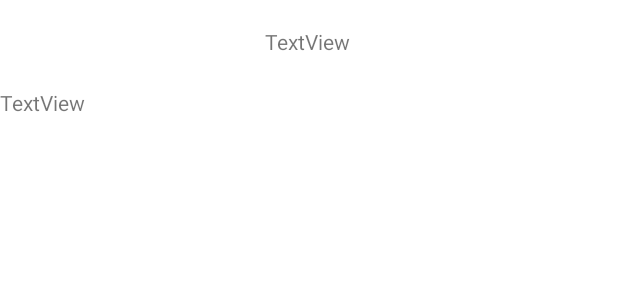
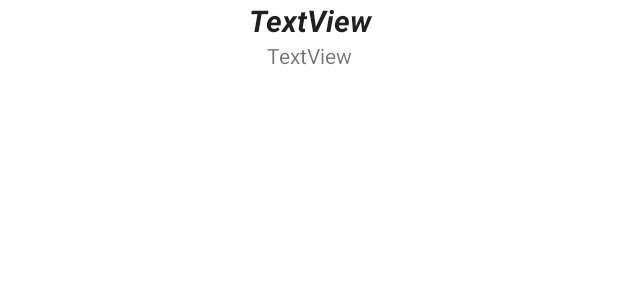
Before and after one commit to ptylczynski/perpetual-callendar, an Android app: the layout activity_moving_holidays.xml on its own in the app's theme, with its tools: preview values and no code run, on a phone screen of 412 x 824 dp. Shown: the top 300 px of the screen. Run offline under Robolectric (Android 15) with nearby library versions, the phone set to English and light mode, and no system bars.

Commit message:
moving holidays fix

```diff
--- a/app/src/main/AndroidManifest.xml
+++ b/app/src/main/AndroidManifest.xml
@@ -9,7 +9,8 @@
         android:roundIcon="@mipmap/ic_launcher_round"
         android:supportsRtl="true"
         android:theme="@style/Theme.PerpetualCallendar">
-        <activity android:name=".MovingHolidaysActivity"></activity>
+        <activity android:name=".ShoppingSundaysActivity"></activity>
+        <activity android:name=".MovingHolidaysActivity" />
         <activity android:name=".MainActivity">
             <intent-filter>
                 <action android:name="android.intent.action.MAIN" />
--- a/app/src/main/res/layout/activity_moving_holidays.xml
+++ b/app/src/main/res/layout/activity_moving_holidays.xml
@@ -6,25 +6,34 @@
     android:layout_height="match_parent"
     tools:context=".MovingHolidaysActivity">
 
+    <ScrollView
+        android:layout_width="match_parent"
+        android:layout_height="match_parent"
+        tools:layout_editor_absoluteX="-16dp"
+        tools:layout_editor_absoluteY="155dp">
+
+        <LinearLayout
+            android:layout_width="match_parent"
+            android:layout_height="wrap_content"
+            android:orientation="vertical">
+
             <TextView
                 android:id="@+id/textView_header"
-        android:layout_width="wrap_content"
+                android:layout_width="match_parent"
                 android:layout_height="wrap_content"
                 android:text="TextView"
-        app:layout_constraintBottom_toBottomOf="parent"
-        app:layout_constraintEnd_toEndOf="parent"
-        app:layout_constraintHorizontal_bias="0.498"
-        app:layout_constraintStart_toStartOf="parent"
-        app:layout_constraintTop_toTopOf="parent"
-        app:layout_constraintVertical_bias="0.022" />
+                android:textAlignment="center"
+                android:textColor="#201F1F"
+                android:textSize="20sp"
+                android:textStyle="bold|italic" />
 
             <TextView
                 android:id="@+id/textView_table"
-        android:layout_width="wrap_content"
+                android:layout_width="match_parent"
                 android:layout_height="wrap_content"
                 android:text="TextView"
-        app:layout_constraintBottom_toBottomOf="parent"
-        app:layout_constraintTop_toBottomOf="@+id/textView_header"
-        app:layout_constraintVertical_bias="0.028"
-        tools:layout_editor_absoluteX="176dp" />
+                android:textAlignment="center" />
+        </LinearLayout>
+    </ScrollView>
+
 </androidx.constraintlayout.widget.ConstraintLayout>
```
Also changed, not shown: app/src/main/java/cloud/ptl/perpetualcallendar/Helpers.java (+8 -8 lines), app/src/main/java/cloud/ptl/perpetualcallendar/MovingHolidaysActivity.java (+27 -1 lines), app/src/main/java/cloud/ptl/perpetualcallendar/ShoppingSundaysActivity.java (added, +14 -0 lines), app/src/main/res/layout/activity_shopping_sundays.xml (added, +9 -0 lines). Lines whose indentation alone changed are shown as unchanged.
